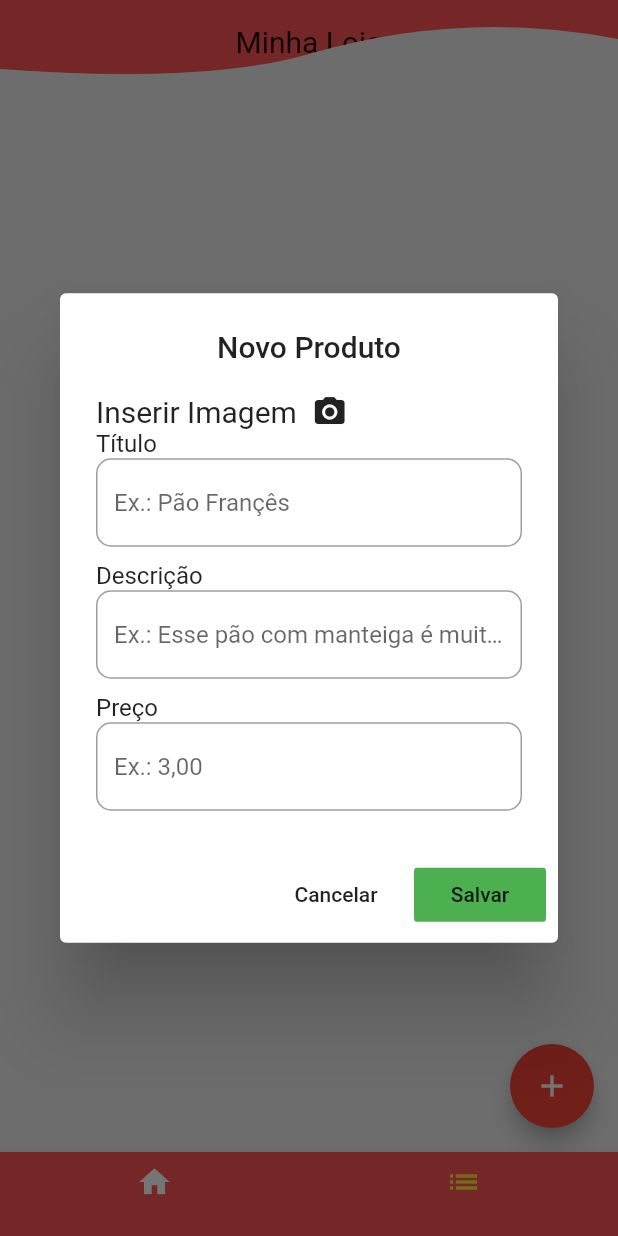
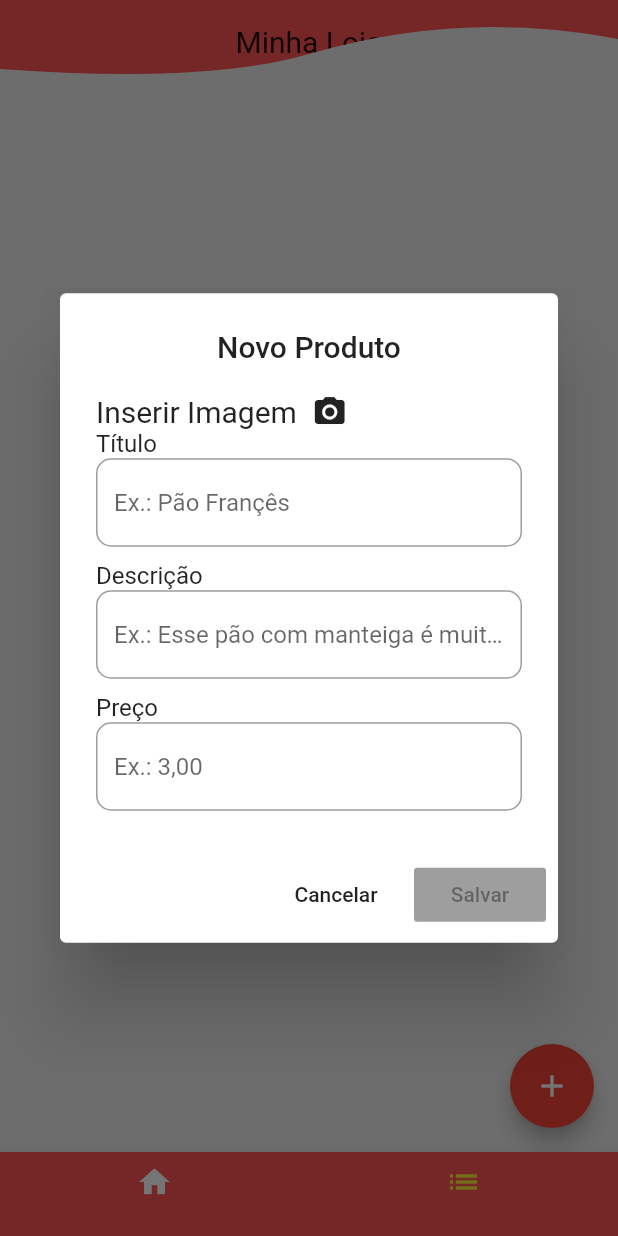
Before and after one commit to eRoberio/chalege_accept, a Flutter app: the screen it shows after launch, item 2 of the bottom bar chosen, after a tap on the "add" icon, on a phone screen of 412 x 824 dp. Run offline on Flutter 3.47's test engine with Material 2 defaults, Android fonts, the phone set to English and light mode, and no system bars; our stand-ins replace cloud_firestore, flutter_custom_clippers, flutter_mobx, flutter_slidable, get_it, image_cropper and 2 more; accounts and stored records are empty; generated files the repository leaves out were written again; network calls fail.

Commit message:
Correção Update.

```diff
--- a/lib/controllers/product_controller.dart
+++ b/lib/controllers/product_controller.dart
@@ -69,11 +69,6 @@ abstract class _ProductControllerBase with Store {
   @action
   void setData(Timestamp value) => data = value;
   @observable
-  bool isUpdate = false;
-
-  @action
-  void setIsUpdate(bool value) => isUpdate = value;
-
   @observable
   Stream<QuerySnapshot> snapshot = Firestore.instance
       .collection('products')
@@ -112,6 +107,29 @@ abstract class _ProductControllerBase with Store {
         imageSelected(image);
       },
     );
+  }
+
+  @computed
+  bool get formValid => tituloValid && precoValid;
+
+  @computed
+  bool get tituloValid => titulo != null && titulo.length >= 3;
+  String get tituloError {
+    if (titulo == null || tituloValid)
+      return null;
+    else if (titulo.isEmpty)
+      return 'Campo obrigatório';
+    else
+      return 'Nome muito curto';
+  }
+
+  @computed
+  bool get precoValid => preco != null && preco != "R\$ 0,00";
+  String get precoError {
+    if (preco == null || precoValid)
+      return null;
+    else
+      return 'Campo obrigatório';
   }
 
   _verDialog(BuildContext context) {
@@ -315,8 +333,8 @@ abstract class _ProductControllerBase with Store {
             Observer(
               builder: (BuildContext context) {
                 return FlatButton(
-                  onPressed: () async {
-                    if (form.currentState.validate()) {
+                  onPressed: this.formValid
+                      ? () async {
                           Map<String, dynamic> data = {
                             'titulo': titulo,
                             'descricao': descricao,
@@ -326,33 +344,20 @@ abstract class _ProductControllerBase with Store {
                             'excluido': false,
                           };
 
-                      !isUpdate
-                          ? await repository
-                              .create(ProductData(
-                              titulo: titulo,
-                              descricao: descricao,
-                              preco: preco,
-                              feito: false,
-                              data: Timestamp.now(),
-                              excluido: false,
-                            ))
-                              .then((value) {
-                              setMensagem(value);
-                              print('Mensagem de criação: $mensagem');
-                            })
-                          : await repository
+                          await repository
                               .update(product.id, data)
                               .then((value) {
                             setMensagem(value);
                             print('Mensagem atualizaçao: $mensagem');
                           });
-                    }
-                    setIsUpdate(false);
+
                           zerarVariaveis();
 
                           this.readProducts();
                           Navigator.of(context).pop();
-                  },
+                        }
+                      : null,
+                  disabledColor: Colors.grey[500],
                   color: Colors.green,
                   child: Text('Atualizar'),
                 );
@@ -402,6 +407,7 @@ abstract class _ProductControllerBase with Store {
                     builder: (BuildContext context) {
                       return TextFormField(
                         decoration: InputDecoration(
+                          errorText: tituloError,
                           hintText: 'Ex.: Pão Françês',
                           border: OutlineInputBorder(
                             borderRadius: BorderRadius.circular(10),
@@ -437,6 +443,7 @@ abstract class _ProductControllerBase with Store {
                         ],
                         keyboardType: TextInputType.number,
                         decoration: InputDecoration(
+                          errorText: precoError,
                           hintText: 'Ex.: 3,00 ',
                           border: OutlineInputBorder(
                             borderRadius: BorderRadius.circular(10),
@@ -458,7 +465,8 @@ abstract class _ProductControllerBase with Store {
             Observer(
               builder: (BuildContext context) {
                 return FlatButton(
-                  onPressed: () async {
+                  onPressed: this.formValid
+                      ? () async {
                           if (form.currentState.validate()) {
                             await repository
                                 .create(ProductData(
@@ -475,8 +483,12 @@ abstract class _ProductControllerBase with Store {
                             });
                           }
                           this.readProducts();
+                          zerarVariaveis();
+
                           Navigator.of(context).pop();
-                  },
+                        }
+                      : null,
+                  disabledColor: Colors.grey[500],
                   color: Colors.green,
                   child: Text('Salvar'),
                 );
--- a/lib/models/product_models.dart
+++ b/lib/models/product_models.dart
@@ -3,7 +3,7 @@ import 'package:cloud_firestore/cloud_firestore.dart';
 class ProductData {
   String id;
   String titulo;
-  String descricao;
+  String descricao = '';
   String preco;
   bool excluido;
   bool feito;
--- a/lib/view/home_page.dart
+++ b/lib/view/home_page.dart
@@ -111,7 +111,7 @@ class _HomePageState extends State<HomePage> {
                         ),
                       ),
                       SizedBox(
-                        height: 70,
+                        height: 60,
                       ),
                       Padding(
                         padding: const EdgeInsets.only(right: 15),
@@ -124,47 +124,47 @@ class _HomePageState extends State<HomePage> {
                         ),
                       ),
                       Padding(
-                        padding: const EdgeInsets.all(10.0),
+                        padding: const EdgeInsets.all(5.0),
                         child: Row(
                           mainAxisAlignment: MainAxisAlignment.spaceBetween,
                           children: [
                             CircleAvatar(
-                              radius: 30.0,
+                              radius: 25.0,
                               backgroundColor: Colors.transparent,
                               backgroundImage: NetworkImage(
                                   'https://firebasestorage.googleapis.com/v0/b/chalege-accept.appspot.com/o/1.png?alt=media&token=cccdeda6-416b-4049-b3bd-75bb5a2adcc5',
                                   scale: 10),
                             ),
                             CircleAvatar(
-                              radius: 30.0,
+                              radius: 25.0,
                               backgroundColor: Colors.transparent,
                               backgroundImage: NetworkImage(
                                   'https://firebasestorage.googleapis.com/v0/b/chalege-accept.appspot.com/o/3.png?alt=media&token=cdf5f4ab-8d13-410c-815d-03d3f73ced39',
                                   scale: 10),
                             ),
                             CircleAvatar(
-                              radius: 30.0,
+                              radius: 25.0,
                               backgroundColor: Colors.transparent,
                               backgroundImage: NetworkImage(
                                   'https://firebasestorage.googleapis.com/v0/b/chalege-accept.appspot.com/o/2.png?alt=media&token=44b361d7-83a8-4647-a78a-b81fe76f6f33',
                                   scale: 10),
                             ),
                             CircleAvatar(
-                              radius: 30.0,
+                              radius: 25.0,
                               backgroundColor: Colors.transparent,
                               backgroundImage: NetworkImage(
                                   'https://firebasestorage.googleapis.com/v0/b/chalege-accept.appspot.com/o/4.png?alt=media&token=7c0a83a9-8928-4fe7-b549-bfcd99e2df9c',
                                   scale: 10),
                             ),
                             CircleAvatar(
-                              radius: 30.0,
+                              radius: 25.0,
                               backgroundColor: Colors.transparent,
                               backgroundImage: NetworkImage(
                                   'https://firebasestorage.googleapis.com/v0/b/chalege-accept.appspot.com/o/6.png?alt=media&token=5efecae9-4518-4477-bf1b-09c741ba92de',
                                   scale: 10),
                             ),
                             CircleAvatar(
-                              radius: 30.0,
+                              radius: 25.0,
                               backgroundColor: Colors.transparent,
                               backgroundImage: NetworkImage(
                                   'https://firebasestorage.googleapis.com/v0/b/chalege-accept.appspot.com/o/5.png?alt=media&token=19abd9c5-7575-4049-9d33-f3b608de2b2e',
--- a/lib/view/product_page.dart
+++ b/lib/view/product_page.dart
@@ -90,7 +90,6 @@ class _ProductPageState extends State<ProductPage> {
                                 icon: Icons.edit,
                                 color: Colors.black,
                                 onTap: () {
-                                  controller.setIsUpdate(true);
                                   controller.updateProduct(context, doc);
                                 });
                           }),
@@ -118,7 +117,6 @@ class _ProductPageState extends State<ProductPage> {
         builder: (BuildContext context) {
           return FloatingActionButton(
             onPressed: () {
-              controller.setIsUpdate(false);
               controller.createProduct(context);
             },
             child: Icon(Icons.add),
--- a/pubspec.yaml
+++ b/pubspec.yaml
@@ -32,16 +32,12 @@ dependencies:
   cloud_firestore: ^0.13.1
   flutter_slidable: ^0.5.4
   flutter_custom_clippers: ^1.1.2
-  flutter_staggered_grid_view: ^0.3.0
   url_launcher: ^5.0.2
   transparent_image: ^1.0.0
-  scoped_model: ^1.0.1
   firebase_auth: ^0.11.1
-  gradient_app_bar: ^0.1.3
   get_it: ^5.0.3
   mobx: ^1.2.1+4
   flutter_mobx: ^1.1.0+2
-  curved_navigation_bar: ^0.3.2
   image_picker: ^0.5.0+9
   image_cropper: ^1.0.0
   dotted_border: ^1.0.7
```
Also changed, not shown: lib/controllers/product_controller.g.dart, pubspec.lock. Lines whose indentation alone changed are shown as unchanged.
